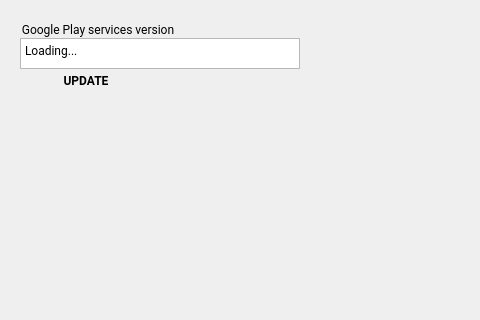
aosp-mirror/platform_external_qemu, file android/android-emu/android/skin/qt/extended-pages/google-play-page.ui: the form before one commit; both pictures show x 0 to 480 and y 0 to 320 of the 622 by 580 pixel window.
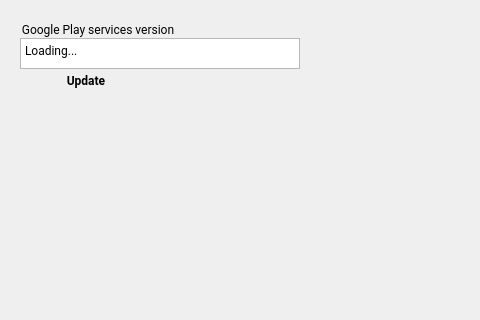
The form after the commit. Custom widgets are drawn as their Qt base class.

What changed in the file:
```diff
--- a/android/android-emu/android/skin/qt/extended-pages/google-play-page.ui
+++ b/android/android-emu/android/skin/qt/extended-pages/google-play-page.ui
@@ -93,7 +93,7 @@
     <string notr="true"></string>
    </property>
    <property name="text">
-    <string>UPDATE</string>
+    <string>Update</string>
    </property>
    <property name="flat">
     <bool>true</bool>
```
